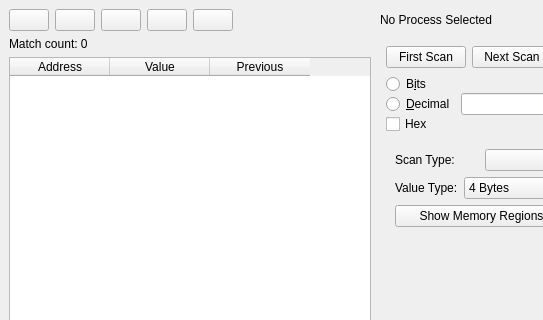
First picture: the form in GUI/MainWindow.ui, repository korcankaraokcu/PINCE, before the edit; both pictures show x 0 to 543 and y 0 to 320 of the 747 by 659 pixel window.
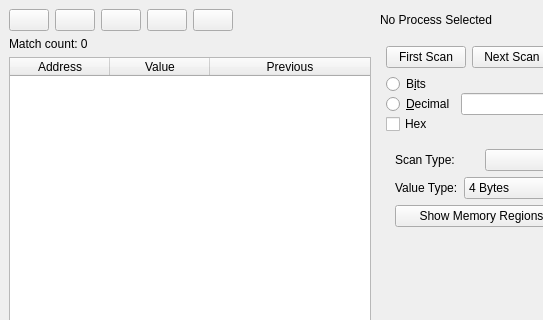
Second picture: the form after the edit.

Commit message: made the search window look a little nicer

The edit to the form file:
```diff
--- a/GUI/MainWindow.ui
+++ b/GUI/MainWindow.ui
@@ -169,15 +169,39 @@
         </item>
         <item>
          <widget class="QTableWidget" name="tableWidget_valuesearchtable">
+          <property name="horizontalScrollBarPolicy">
+           <enum>Qt::ScrollBarAlwaysOff</enum>
+          </property>
           <property name="editTriggers">
            <set>QAbstractItemView::NoEditTriggers</set>
           </property>
+          <property name="alternatingRowColors">
+           <bool>true</bool>
+          </property>
           <property name="selectionMode">
            <enum>QAbstractItemView::SingleSelection</enum>
           </property>
           <property name="selectionBehavior">
            <enum>QAbstractItemView::SelectRows</enum>
           </property>
+          <property name="showGrid">
+           <bool>false</bool>
+          </property>
+          <attribute name="horizontalHeaderShowSortIndicator" stdset="0">
+           <bool>true</bool>
+          </attribute>
+          <attribute name="horizontalHeaderStretchLastSection">
+           <bool>true</bool>
+          </attribute>
+          <attribute name="verticalHeaderVisible">
+           <bool>false</bool>
+          </attribute>
+          <attribute name="verticalHeaderMinimumSectionSize">
+           <number>20</number>
+          </attribute>
+          <attribute name="verticalHeaderDefaultSectionSize">
+           <number>23</number>
+          </attribute>
           <column>
            <property name="text">
             <string>Address</string>
```
Left out of the diff: 2 changed lines with no effect on the pictures. The commit also changes 2 other files.
